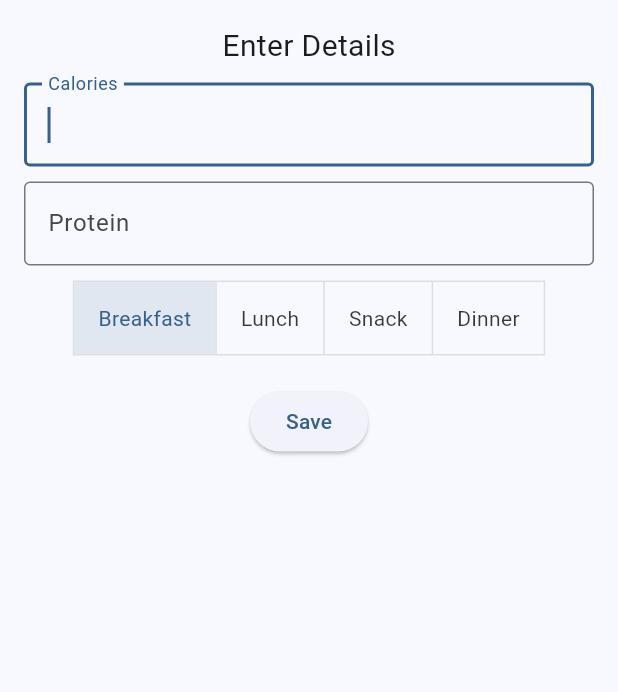
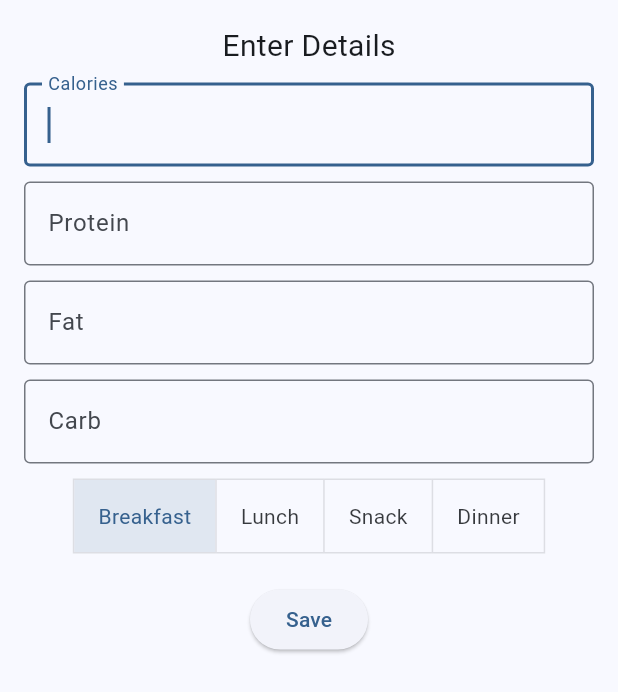
Before and after one commit to maitto/macro_tracker, a Flutter app: the DataEntrySheetContent widget shown alone on an empty page, opened directly, on a phone screen of 412 x 824 dp. Shown: the top 692 px of the screen. Run offline on Flutter 3.47's test engine with Material 3 defaults, Android fonts, the phone set to English and light mode, and no system bars; our stand-ins replace shared_preferences; accounts and stored records are empty.

Commit message:
layout refactoring

```diff
--- a/calory_ai/lib/models/data_entry.dart
+++ b/calory_ai/lib/models/data_entry.dart
@@ -25,10 +25,10 @@ class DataEntry {
     return DataEntry(
       date: DateTime.parse(json['date']),
       type: json['type'],
-      calories: json['calories'],
-      protein: json['protein'],
-      fat: json['fat'],
-      carb: json['carb']
+      calories: json['calories'] ?? 0,
+      protein: json['protein'] ?? 0,
+      fat: json['fat'] ?? 0,
+      carb: json['carb'] ?? 0
     );
   }
 }
--- a/calory_ai/lib/views/data_entry_sheet_widget.dart
+++ b/calory_ai/lib/views/data_entry_sheet_widget.dart
@@ -5,17 +5,9 @@ import 'package:flutter/services.dart';
 import '../utils/size_contants.dart';
 
 class DataEntrySheetContent extends StatefulWidget {
-  const DataEntrySheetContent(
-      {super.key,
-      required this.onSave,
-      this.initialCalories,
-      this.initialProtein,
-      this.initialType});
+  const DataEntrySheetContent({super.key, required this.onSave});
 
   final Function(DataEntry) onSave;
-  final int? initialCalories;
-  final int? initialProtein;
-  final String? initialType;
 
   @override
   DataEntrySheetState createState() => DataEntrySheetState();
@@ -23,18 +15,17 @@ class DataEntrySheetContent extends StatefulWidget {
 
 class DataEntrySheetState extends State<DataEntrySheetContent> {
   final FocusNode _caloriesFocusNode = FocusNode();
-  late TextEditingController _caloriesController;
-  late TextEditingController _proteinController;
-  String _selectedType = '';
+  final TextEditingController _caloriesController =
+      TextEditingController(text: '');
+  final TextEditingController _proteinController =
+      TextEditingController(text: '');
+  final TextEditingController _fatController = TextEditingController(text: '');
+  final TextEditingController _carbController = TextEditingController(text: '');
+  String _selectedType = MealType.types.first;
 
   @override
   void initState() {
     super.initState();
-    _caloriesController =
-        TextEditingController(text: widget.initialCalories?.toString() ?? '');
-    _proteinController =
-        TextEditingController(text: widget.initialProtein?.toString() ?? '');
-    _selectedType = widget.initialType ?? MealType.types.first;
     WidgetsBinding.instance.addPostFrameCallback((_) {
       _caloriesFocusNode.requestFocus();
     });
@@ -51,8 +42,10 @@ class DataEntrySheetState extends State<DataEntrySheetContent> {
   void _saveData() {
     final int calories = int.tryParse(_caloriesController.text) ?? 0;
     final int protein = int.tryParse(_proteinController.text) ?? 0;
+    final int fat = int.tryParse(_fatController.text) ?? 0;
+    final int carb = int.tryParse(_carbController.text) ?? 0;
 
-    if (!(calories == 0 && protein == 0)) {
+    if (!(calories == 0 && protein == 0 && fat == 0 && carb == 0)) {
       final now = DateTime.now();
       final entry = DataEntry(
           date: now,
@@ -100,6 +93,30 @@ class DataEntrySheetState extends State<DataEntrySheetContent> {
                 controller: _proteinController,
                 decoration: const InputDecoration(
                   labelText: 'Protein',
+                  border: OutlineInputBorder(),
+                ),
+                keyboardType: TextInputType.number,
+                inputFormatters: <TextInputFormatter>[
+                  FilteringTextInputFormatter.digitsOnly,
+                ],
+              ),
+              const SizedBox(height: AppSizedBox.medium),
+              TextFormField(
+                controller: _fatController,
+                decoration: const InputDecoration(
+                  labelText: 'Fat',
+                  border: OutlineInputBorder(),
+                ),
+                keyboardType: TextInputType.number,
+                inputFormatters: <TextInputFormatter>[
+                  FilteringTextInputFormatter.digitsOnly,
+                ],
+              ),
+              const SizedBox(height: AppSizedBox.medium),
+              TextFormField(
+                controller: _carbController,
+                decoration: const InputDecoration(
+                  labelText: 'Carb',
                   border: OutlineInputBorder(),
                 ),
                 keyboardType: TextInputType.number,
```
Also changed, not shown: calory_ai/lib/views/home_page_widget.dart (+49 -10 lines).
